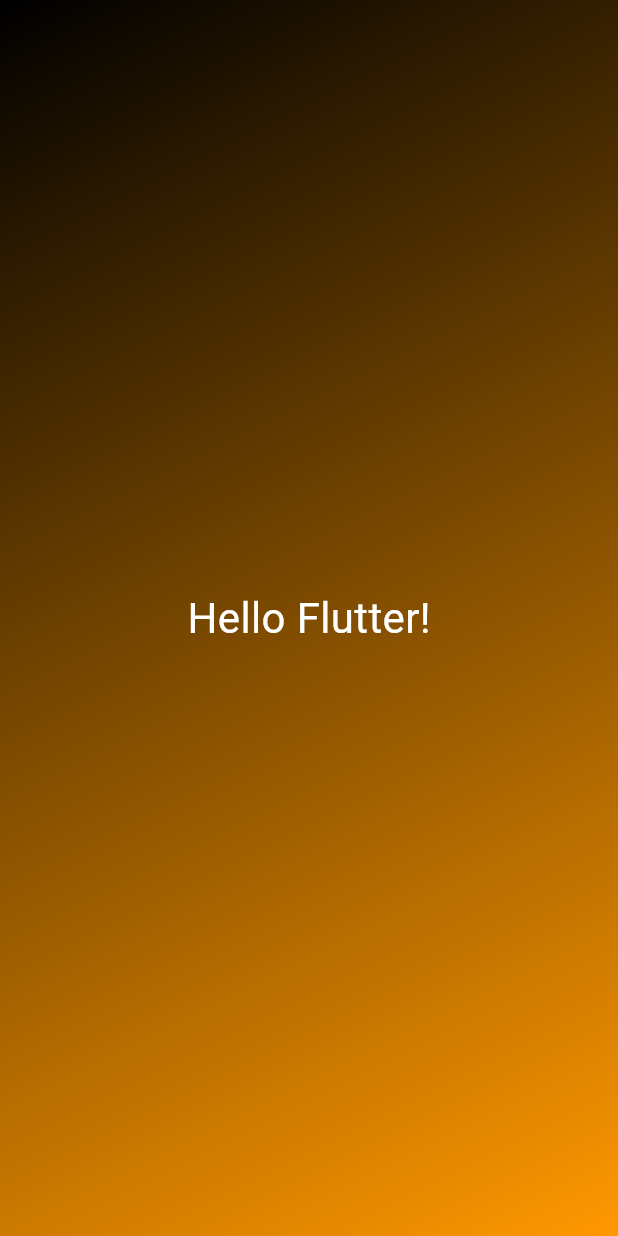
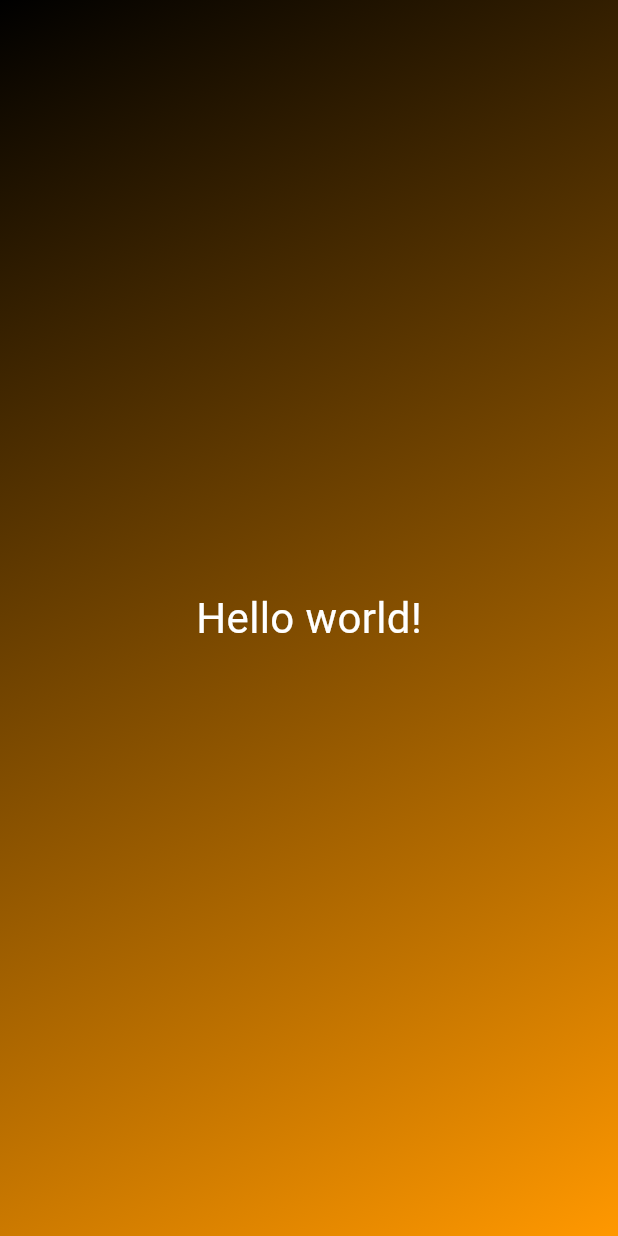
Before and after one commit to anthrofax/roll_dice_app, a Flutter app: the screen it shows after launch, on a phone screen of 412 x 824 dp. Run offline on Flutter 3.47's test engine with Material 3 defaults, Android fonts, the phone set to English and light mode, and no system bars.

Commit message:
Making a reusable widget, by making the Text widget display text that passed in on its constructor function

```diff
--- a/lib/gradient_container.dart
+++ b/lib/gradient_container.dart
@@ -20,7 +20,7 @@ class GradientContainer extends StatelessWidget {
             end: endAlignment),
       ),
       child: const Center(
-        child: StyledText(),
+        child: StyledText('Hello world!'),
       ),
     );
   }
--- a/lib/styled_text.dart
+++ b/lib/styled_text.dart
@@ -1,13 +1,16 @@
 import 'package:flutter/material.dart';
 
 class StyledText extends StatelessWidget {
-  const StyledText({super.key});
+  // StyledText(argText, {super.key}): outputText = argText;
+  const StyledText(this.outputText, {super.key});
+
+  final String outputText;
 
   @override
   Widget build(context) {
-    return const Text(
-      'Hello Flutter!',
-      style: TextStyle(color: Colors.white, fontSize: 28),
+    return Text(
+      outputText,
+      style: const TextStyle(color: Colors.white, fontSize: 28),
     );
   }
 }
```
